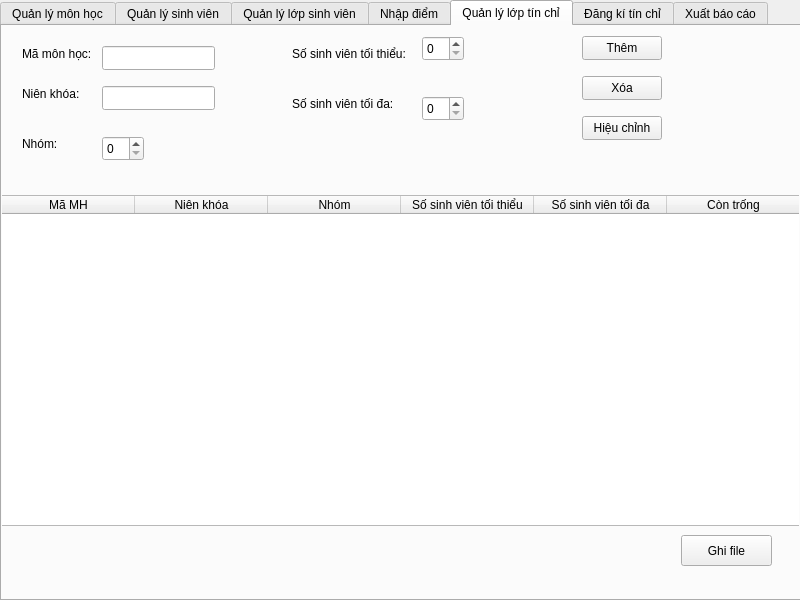
Old version of the form TestQT/mainwindow.ui in the repository QuyenNDD/CTDL-GT.
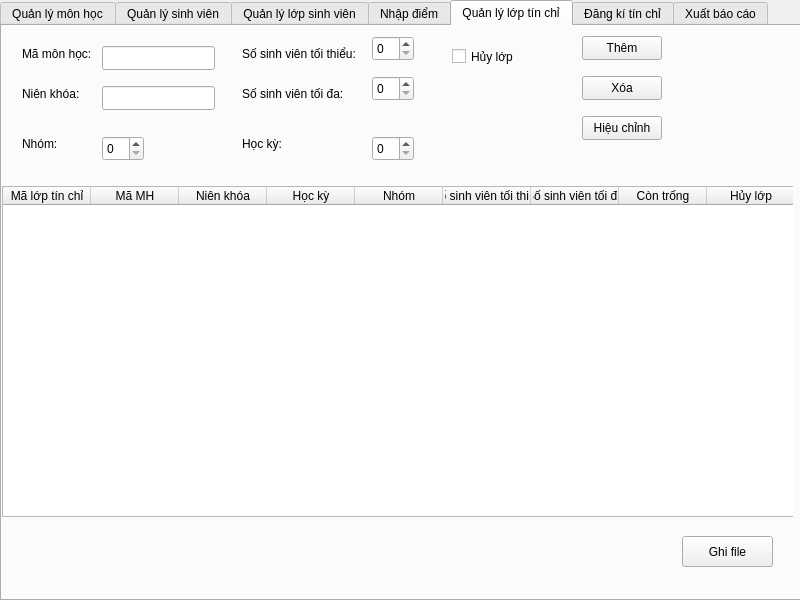
New version of the form.

What changed in the file:
```diff
--- a/TestQT/mainwindow.ui
+++ b/TestQT/mainwindow.ui
@@ -131,7 +131,7 @@
       <widget class="QLabel" name="label_4">
        <property name="geometry">
         <rect>
-         <x>290</x>
+         <x>240</x>
          <y>20</y>
          <width>121</width>
          <height>16</height>
@@ -144,8 +144,8 @@
       <widget class="QLabel" name="label_5">
        <property name="geometry">
         <rect>
-         <x>290</x>
-         <y>70</y>
+         <x>240</x>
+         <y>60</y>
          <width>111</width>
          <height>16</height>
         </rect>
@@ -157,7 +157,7 @@
       <widget class="QSpinBox" name="spMINSV">
        <property name="geometry">
         <rect>
-         <x>420</x>
+         <x>370</x>
          <y>10</y>
          <width>42</width>
          <height>25</height>
@@ -167,8 +167,8 @@
       <widget class="QSpinBox" name="sqMAXSV">
        <property name="geometry">
         <rect>
-         <x>420</x>
-         <y>70</y>
+         <x>370</x>
+         <y>50</y>
          <width>42</width>
          <height>25</height>
         </rect>
@@ -213,13 +213,49 @@
         <string>Hiệu chỉnh</string>
        </property>
       </widget>
+      <widget class="QLabel" name="label_6">
+       <property name="geometry">
+        <rect>
+         <x>240</x>
+         <y>110</y>
+         <width>71</width>
+         <height>16</height>
+        </rect>
+       </property>
+       <property name="text">
+        <string>Học kỳ:</string>
+       </property>
+      </widget>
+      <widget class="QSpinBox" name="spHK">
+       <property name="geometry">
+        <rect>
+         <x>370</x>
+         <y>110</y>
+         <width>42</width>
+         <height>25</height>
+        </rect>
+       </property>
+      </widget>
+      <widget class="QCheckBox" name="ckHuy">
+       <property name="geometry">
+        <rect>
+         <x>450</x>
+         <y>20</y>
+         <width>77</width>
+         <height>21</height>
+        </rect>
+       </property>
+       <property name="text">
+        <string>Hủy lớp</string>
+       </property>
+      </widget>
      </widget>
      <widget class="QWidget" name="widget_2" native="true">
       <property name="geometry">
        <rect>
-        <x>-1</x>
-        <y>159</y>
-        <width>801</width>
+        <x>0</x>
+        <y>160</y>
+        <width>791</width>
         <height>411</height>
        </rect>
       </property>
@@ -230,7 +266,7 @@
        <property name="geometry">
         <rect>
          <x>0</x>
-         <y>10</y>
+         <y>0</y>
          <width>801</width>
          <height>331</height>
         </rect>
@@ -241,15 +277,23 @@
          <height>16777215</height>
         </size>
        </property>
+       <property name="rowCount">
+        <number>0</number>
+       </property>
        <property name="columnCount">
-        <number>6</number>
+        <number>9</number>
        </property>
        <attribute name="horizontalHeaderMinimumSectionSize">
         <number>23</number>
        </attribute>
        <attribute name="horizontalHeaderDefaultSectionSize">
-        <number>133</number>
+        <number>88</number>
        </attribute>
+       <column>
+        <property name="text">
+         <string>Mã lớp tín chỉ</string>
+        </property>
+       </column>
        <column>
         <property name="text">
          <string>Mã MH</string>
@@ -260,6 +304,11 @@
          <string>Niên khóa</string>
         </property>
        </column>
+       <column>
+        <property name="text">
+         <string>Học kỳ</string>
+        </property>
+       </column>
        <column>
         <property name="text">
          <string>Nhóm</string>
@@ -280,6 +329,11 @@
          <string>Còn trống</string>
         </property>
        </column>
+       <column>
+        <property name="text">
+         <string>Hủy lớp</string>
+        </property>
+       </column>
       </widget>
       <widget class="QPushButton" name="btnGhiFile">
        <property name="geometry">
```
Left out of the diff: 2 changed lines with no effect on the pictures.
